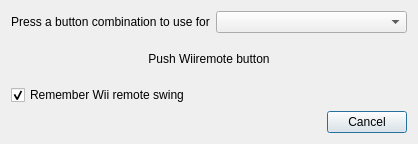
Old version of the form src/ui/wiimotedevshortcutgrabber.ui in the repository clementine-player/Clementine.
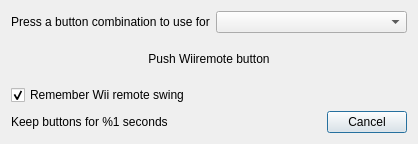
New version of the form. Icons and pictures are not drawn.

Patch:
```diff
--- a/src/ui/wiimotedevshortcutgrabber.ui
+++ b/src/ui/wiimotedevshortcutgrabber.ui
@@ -87,6 +87,18 @@
     </widget>
    </item>
    <item>
+    <layout class="QHBoxLayout" name="horizontalLayout_2">
+     <property name="bottomMargin">
+      <number>0</number>
+     </property>
+     <item>
+      <widget class="QLabel" name="keep_label">
+       <property name="text">
+        <string>Keep buttons for %1 seconds</string>
+       </property>
+      </widget>
+     </item>
+     <item>
     <widget class="QDialogButtonBox" name="buttonBox">
      <property name="orientation">
       <enum>Qt::Horizontal</enum>
@@ -95,6 +107,8 @@
       <set>QDialogButtonBox::Cancel</set>
      </property>
     </widget>
+     </item>
+    </layout>
    </item>
   </layout>
  </widget>
```
Lines whose indentation alone changed are shown as unchanged.
